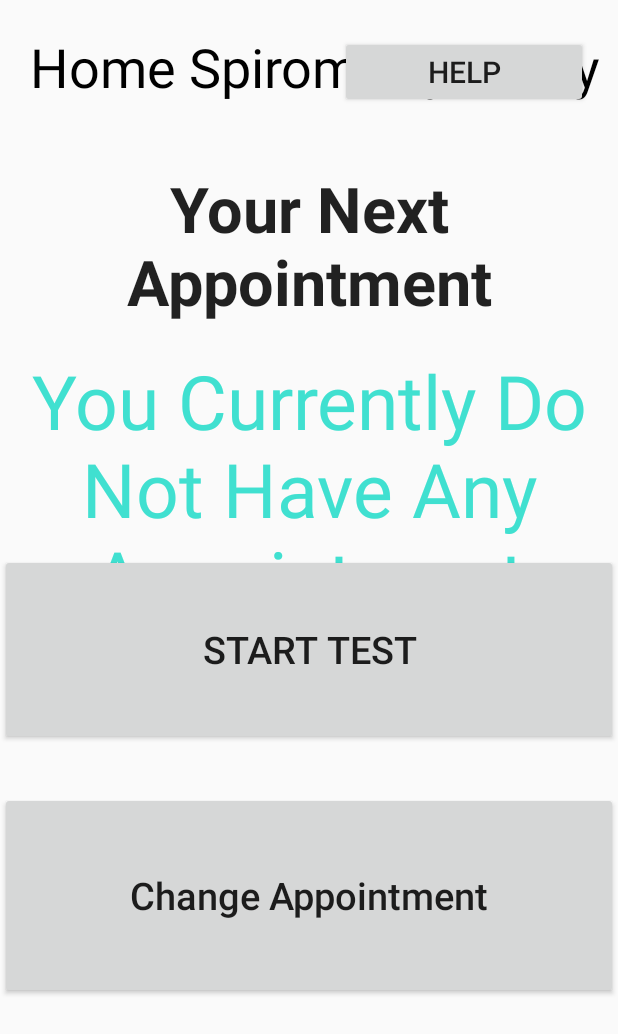
After one commit to jgilberstadt/spirometry_fullstack, an Android app: the ApplicationChooseActivity screen opened directly, with no data from a screen before it, on a phone screen of 412 x 824 dp. The commit adds this screen. Shown: the top 1034 px of the screen. Run offline under Robolectric (Android 15) with nearby library versions, the phone set to English and light mode, and no system bars.

Commit message:
Appointment Date Advanced but Not Including Limiting Time for weekly bases for Patients

```diff
--- a/SpirobankSmartSDKSample/app/src/main/java/com/spirometry/homespirometry/LoginActivity.java
+++ b/SpirobankSmartSDKSample/app/src/main/java/com/spirometry/homespirometry/LoginActivity.java
@@ -27,7 +27,6 @@ import com.spirometry.homespirometry.classes.MyParcelable;
 import com.spirometry.spirobanksmartsdk.Device;
 import com.spirometry.spirobanksmartsdk.DeviceInfo;
 import com.spirometry.spirobanksmartsdk.DeviceManager;
-import com.spirometry.homespirometry.R;
 
 import java.io.Serializable;
 import java.util.ArrayList;
@@ -126,7 +125,7 @@ public class LoginActivity extends AppCompatActivity implements Serializable {
 
                 if(truePassword.equals(etPassword.getText().toString())) {
                     // do stuff
-                    Intent intent = new Intent(LoginActivity.this, SpirometerConnectingActivity.class);
+                    Intent intent = new Intent(LoginActivity.this, ApplicationChooseActivity.class);
                     Log.d(TAG, "bundle-data" +mBundleData);
                     intent.putExtra("bundle-data", mBundleData);
                     startActivity(intent);
--- /dev/null
+++ b/SpirobankSmartSDKSample/app/src/main/res/layout/activity_application_choose.xml
@@ -0,0 +1,61 @@
+<?xml version="1.0" encoding="utf-8"?>
+<RelativeLayout xmlns:android="http://schemas.android.com/apk/res/android"
+    xmlns:app="http://schemas.android.com/apk/res-auto"
+    xmlns:tools="http://schemas.android.com/tools"
+    android:layout_width="match_parent"
+    android:layout_height="match_parent"
+    tools:context=".ApplicationChooseActivity">
+
+    <include
+        layout="@layout/window_title"
+        android:layout_width="match_parent"
+        android:layout_height="wrap_content"
+        android:layout_alignParentStart="true"
+        android:layout_alignParentTop="true" />
+
+    <TextView
+        android:id="@+id/timeKeepingText"
+        android:layout_width="match_parent"
+        android:layout_height="116dp"
+        android:layout_alignParentStart="true"
+        android:layout_alignParentTop="true"
+        android:layout_marginTop="105dp"
+        android:gravity="center"
+        android:text="Your Next Appointment"
+        android:textAppearance="@style/TextAppearance.AppCompat"
+        android:textSize="42sp"
+        android:textStyle="bold" />
+
+    <Button
+        android:id="@+id/button_save"
+        android:layout_width="427dp"
+        android:layout_height="127dp"
+        android:layout_alignParentBottom="true"
+        android:layout_centerHorizontal="true"
+        android:layout_marginBottom="327dp"
+        android:onClick="startTest"
+        android:text="Start Test"
+        android:textSize="25sp" />
+
+    <Button
+        android:id="@+id/button_load"
+        android:layout_width="427dp"
+        android:layout_height="138dp"
+        android:layout_alignParentBottom="true"
+        android:layout_centerHorizontal="true"
+        android:layout_marginBottom="158dp"
+        android:onClick="changeAppointment"
+        android:text="Change Appointment"
+        android:textAllCaps="false"
+        android:textSize="25sp" />
+
+    <TextView
+        android:id="@+id/dateTimeRepresent"
+        android:layout_width="465dp"
+        android:layout_height="209dp"
+        android:layout_below="@+id/timeKeepingText"
+        android:layout_centerHorizontal="true"
+        android:gravity="center"
+        android:textColor="#40e0d0"
+        android:textSize="70sp" />
+</RelativeLayout>
--- a/SpirobankSmartSDKSample/app/src/main/res/values/strings.xml
+++ b/SpirobankSmartSDKSample/app/src/main/res/values/strings.xml
@@ -31,6 +31,7 @@
     <string name="test_complete">Thank you. \n\nYour next appointment is scheduled for:</string>
 
     <string name="title_activity_po3">PO3</string>
+    <string name="no_alarm_set">You Currently Do Not Have Any Appointment</string>
 
 
     <string name="LoginActivity"> LoginActivity help page. Come back and fill this out </string>
```
Also changed, not shown: SpirobankSmartSDKSample/app/src/main/AndroidManifest.xml (+7 -9 lines), SpirobankSmartSDKSample/app/src/main/java/com/spirometry/homespirometry/ApplicationChooseActivity.java (added, +213 -0 lines), SpirobankSmartSDKSample/app/src/main/java/com/spirometry/homespirometry/FinalPageActivity.java (+44 -2 lines), SpirobankSmartSDKSample/app/src/main/java/com/spirometry/homespirometry/TestCompleteActivity.java (+46 -8 lines), 142 other files.
